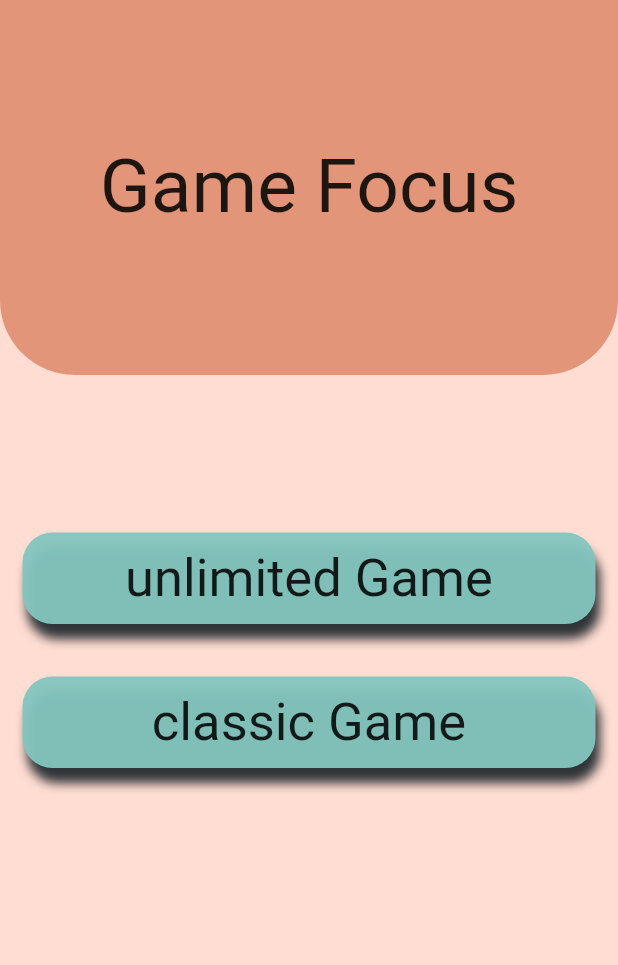
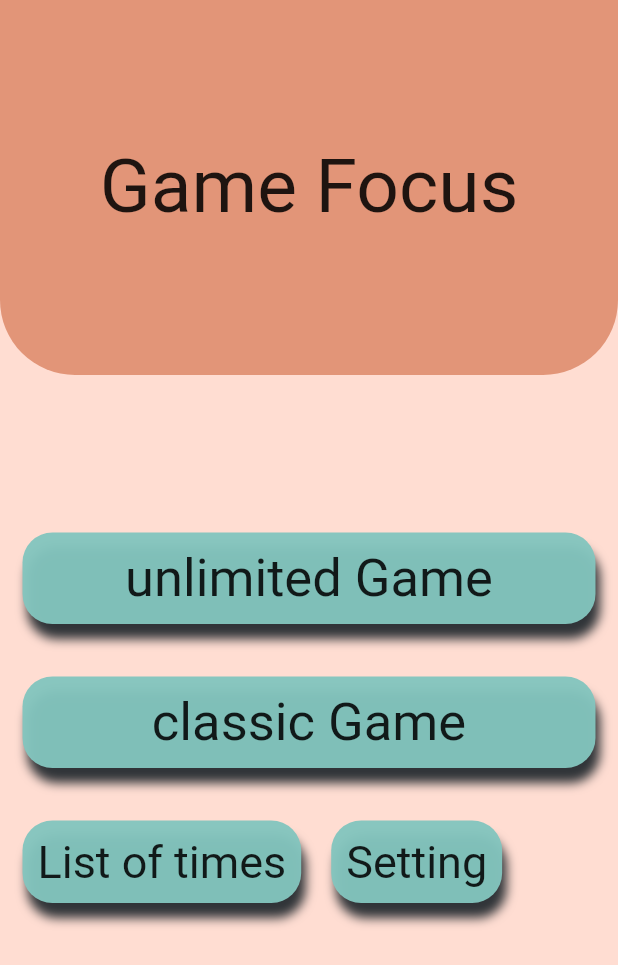
Before and after one commit to mastermmz/game_focus, a Flutter app: the screen it shows after launch, on a phone screen of 412 x 824 dp. Shown: the top 965 px of the screen. Run offline on Flutter 3.47's test engine with Material 2 defaults, Android fonts, the phone set to English and light mode, and no system bars; our stand-ins replace flutter_spinkit, objectbox; generated files the repository leaves out were written again.

Commit message:
add setting button add List of times button

```diff
--- a/lib/Screen/LobbyGame.dart
+++ b/lib/Screen/LobbyGame.dart
@@ -1,4 +1,5 @@
 import 'package:flutter/material.dart';
+import 'package:game_focus/Screen/timesList.dart';
 
 import 'game.dart';
 
@@ -18,7 +19,7 @@ class _LobbyGameScreenState extends State<LobbyGameScreen> {
   Widget build(BuildContext context) {
     return SafeArea(
       child: Scaffold(
-        backgroundColor: Color(0xffffddd2),
+        backgroundColor: const Color(0xffffddd2),
         body: SingleChildScrollView(
           child: Column(
             mainAxisSize: MainAxisSize.min,
@@ -30,13 +31,13 @@ class _LobbyGameScreenState extends State<LobbyGameScreen> {
                 width: double.infinity,
                 height: 250.0,
                 //color: Color(0xffE29578),
-                decoration: BoxDecoration(
+                decoration: const BoxDecoration(
                   color: Color(0xffE29578),
                   borderRadius: BorderRadius.only(bottomLeft: Radius.circular(50) , bottomRight: Radius.circular(50)) ,
                 ),
-                child: Text("Game Focus" , style: TextStyle(fontSize: 50.0)),
+                child: const Text("Game Focus" , style: TextStyle(fontSize: 50.0)),
               ),
-              SizedBox(height: 70.0),
+              const SizedBox(height: 70.0),
               Column(
                 children: [
                   GestureDetector(
@@ -51,7 +52,7 @@ class _LobbyGameScreenState extends State<LobbyGameScreen> {
                             cursorColor: Colors.black,
                             controller: _controllerScoreNumber,
                             style: Theme.of(context).textTheme.headline5,
-                            decoration: InputDecoration(
+                            decoration: const InputDecoration(
                                 labelText: "number of Score",
                                 labelStyle: TextStyle(color:  Colors.black ,fontSize: 20.0)
                             ),
@@ -84,9 +85,9 @@ class _LobbyGameScreenState extends State<LobbyGameScreen> {
                       ),
                     ),
                     child: Container(
-                        margin: EdgeInsets.only(top: 35.0 , left: 15.0, right: 15.0),
-                        padding: EdgeInsets.all(10.0),
-                        decoration: BoxDecoration(
+                        margin: const EdgeInsets.only(top: 35.0 , left: 15.0, right: 15.0),
+                        padding: const EdgeInsets.all(10.0),
+                        decoration: const BoxDecoration(
                           boxShadow: [BoxShadow(
                             color: Color(0xff303438),
                             blurRadius: 5,
@@ -95,19 +96,19 @@ class _LobbyGameScreenState extends State<LobbyGameScreen> {
                           borderRadius: BorderRadius.all(Radius.circular(20)) ,
                           color: Color(0xff483c5be),
                         ),
-                        child: Center(child: Text("unlimited Game" , style: TextStyle(fontSize: 35.0)),)
+                        child: const Center(child: Text("unlimited Game" , style: TextStyle(fontSize: 35.0)),)
                     ),
                   ),
                   GestureDetector(
                     onTap: (){
                       Navigator.push(context, MaterialPageRoute(builder: (context) {
-                        return GameScreen(pointsRequired: 30 , gameMode: "classic",);
+                        return const GameScreen(pointsRequired: 30 , gameMode: "classic",);
                       }));
                     },
                     child: Container(
-                        margin: EdgeInsets.only(top: 35.0 , left: 15.0, right: 15.0),
-                        padding: EdgeInsets.all(10.0),
-                        decoration: BoxDecoration(
+                        margin: const EdgeInsets.only(top: 35.0 , left: 15.0, right: 15.0),
+                        padding: const EdgeInsets.all(10.0),
+                        decoration: const BoxDecoration(
                           boxShadow: [BoxShadow(
                             color: Color(0xff303438),
                             blurRadius: 5,
@@ -116,7 +117,54 @@ class _LobbyGameScreenState extends State<LobbyGameScreen> {
                           borderRadius: BorderRadius.all(Radius.circular(20)) ,
                           color: Color(0xff483c5be),
                         ),
-                        child: Center(child: Text("classic Game" , style: TextStyle(fontSize: 35.0)),)
+                        child: const Center(child: Text("classic Game" , style: TextStyle(fontSize: 35.0)),)
+                    ),
+                  ),
+                  Container(
+                    width: double.infinity - 20,
+                    child: Row(
+                      children: [
+                        GestureDetector(
+                          onTap: (){
+                            Navigator.push(context, MaterialPageRoute(builder: (context) {
+                              return timesList();
+                            }));
+                          },
+                          child: Container(
+                              margin: const EdgeInsets.only(top: 35.0 , left: 15.0, right: 10.0),
+                              padding: const EdgeInsets.all(10.0),
+                              decoration: const BoxDecoration(
+                                boxShadow: [BoxShadow(
+                                  color: Color(0xff303438),
+                                  blurRadius: 5,
+                                  offset: Offset(3, 10), // Shadow position
+                                ),],
+                                borderRadius: BorderRadius.all(Radius.circular(20)) ,
+                                color: Color(0xff483c5be),
+                              ),
+                              child: const Center(child: Text("List of times" , style: TextStyle(fontSize: 30.0)),)
+                          ),
+                        ),
+                        GestureDetector(
+                          onTap: (){
+
+                          },
+                          child: Container(
+                              margin: const EdgeInsets.only(top: 35.0 , left: 10.0, right: 15.0),
+                              padding: const EdgeInsets.all(10.0),
+                              decoration: const BoxDecoration(
+                                boxShadow: [BoxShadow(
+                                  color: Color(0xff303438),
+                                  blurRadius: 5,
+                                  offset: Offset(3, 10), // Shadow position
+                                ),],
+                                borderRadius: BorderRadius.all(Radius.circular(20)) ,
+                                color: Color(0xff483c5be),
+                              ),
+                              child: Center(child: Text("Setting" , style: TextStyle(fontSize: 30.0)),)
+                          ),
+                        )
+                      ],
                     ),
                   )
                 ],
```
